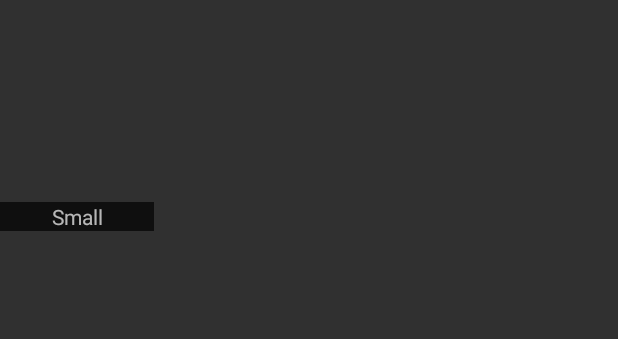
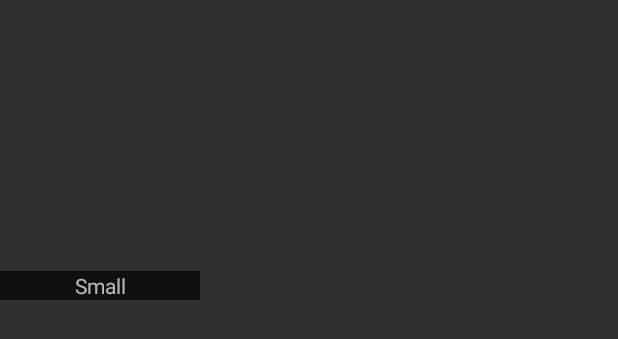
Before and after one commit to metrafonic/CouchDroid-Android, an Android app: the layout cellwanted.xml on its own in the app's theme, with its tools: preview values and no code run, on a phone screen of 412 x 824 dp. Shown: the top 339 px of the screen. Run offline under Robolectric (Android 15) with nearby library versions, the phone set to English and light mode, and no system bars.

Commit message:
Modified Posterview to be larger

```diff
--- a/CouchDroid/build.gradle
+++ b/CouchDroid/build.gradle
@@ -26,4 +26,5 @@ dependencies {
     compile 'com.android.support:appcompat-v7:+'
     compile files('libs/android-async-http-1.4.4.jar')
     compile files('libs/android-query-full.0.26.7.jar')
+    //compile files ('libs/android-support-v4.jar')
 }
--- a/CouchDroid/src/main/res/layout/cellwanted.xml
+++ b/CouchDroid/src/main/res/layout/cellwanted.xml
@@ -7,8 +7,8 @@
 
     <ImageView
         android:id="@+id/_image"
-        android:layout_width="154px"
-        android:layout_height="231px"
+        android:layout_width="200px"
+        android:layout_height="300px"
         android:scaleType="centerCrop" />
 
     <TextView
```
Also changed, not shown: CouchDroid/libs/android-support-v4.jar (added), 1 other file.
